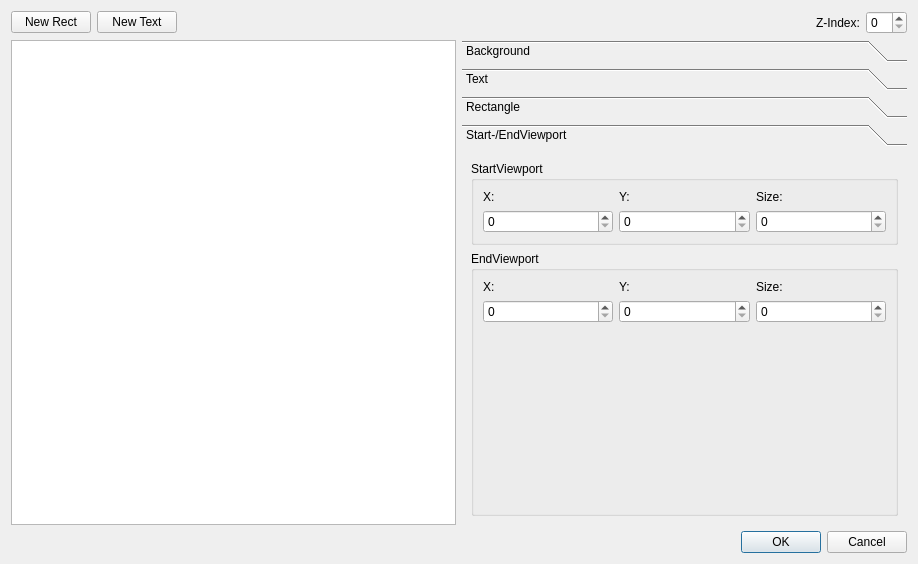
This is src/widgets/titlewidget_ui.ui in KDE/kdenlive as Qt 5 draws it before an edit. The edited form follows.
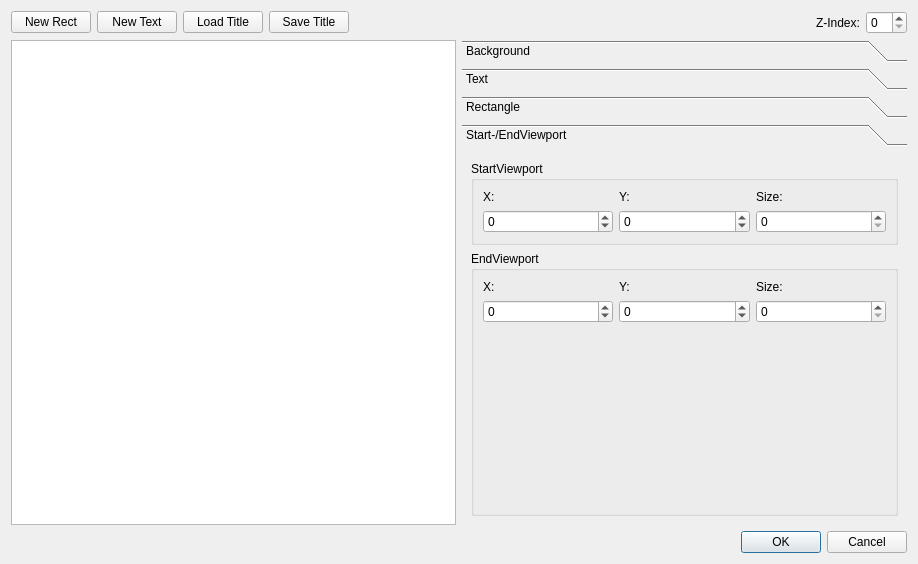
This is the edited form. The open tabs and pages were chosen to show the change. Custom widgets are drawn as their Qt base class.

Commit message: start/endviewport not setup'able

Diff of the .ui file:
```diff
--- a/src/widgets/titlewidget_ui.ui
+++ b/src/widgets/titlewidget_ui.ui
@@ -31,6 +31,20 @@
          </property>
         </widget>
        </item>
+       <item>
+        <widget class="QPushButton" name="pushButton" >
+         <property name="text" >
+          <string>Load Title</string>
+         </property>
+        </widget>
+       </item>
+       <item>
+        <widget class="QPushButton" name="pushButton_2" >
+         <property name="text" >
+          <string>Save Title</string>
+         </property>
+        </widget>
+       </item>
        <item>
         <spacer>
          <property name="orientation" >
@@ -368,8 +382,8 @@
            <rect>
             <x>0</x>
             <y>0</y>
-            <width>214</width>
-            <height>202</height>
+            <width>441</width>
+            <height>366</height>
            </rect>
           </property>
           <attribute name="label" >
@@ -408,10 +422,24 @@
                    </widget>
                   </item>
                   <item row="1" column="0" >
-                   <widget class="QSpinBox" name="spinBox_3" />
+                   <widget class="QSpinBox" name="startViewportX" >
+                    <property name="minimum" >
+                     <number>-1000</number>
+                    </property>
+                    <property name="maximum" >
+                     <number>1000</number>
+                    </property>
+                   </widget>
                   </item>
                   <item row="1" column="1" >
-                   <widget class="QSpinBox" name="spinBox_4" />
+                   <widget class="QSpinBox" name="startViewportY" >
+                    <property name="minimum" >
+                     <number>-1000</number>
+                    </property>
+                    <property name="maximum" >
+                     <number>1000</number>
+                    </property>
+                   </widget>
                   </item>
                   <item row="1" column="2" >
                    <widget class="QSpinBox" name="spinBox_5" />
@@ -453,10 +481,24 @@
                      </widget>
                     </item>
                     <item row="1" column="0" >
-                     <widget class="QSpinBox" name="spinBox_6" />
+                     <widget class="QSpinBox" name="endViewportX" >
+                      <property name="minimum" >
+                       <number>-1000</number>
+                      </property>
+                      <property name="maximum" >
+                       <number>1000</number>
+                      </property>
+                     </widget>
                     </item>
                     <item row="1" column="1" >
-                     <widget class="QSpinBox" name="spinBox_7" />
+                     <widget class="QSpinBox" name="endViewportY" >
+                      <property name="minimum" >
+                       <number>-1000</number>
+                      </property>
+                      <property name="maximum" >
+                       <number>1000</number>
+                      </property>
+                     </widget>
                     </item>
                     <item row="1" column="2" >
                      <widget class="QSpinBox" name="spinBox_8" />
```
Left out of the diff: 19 changed lines with no effect on the pictures. The commit also changes 2 other files.
